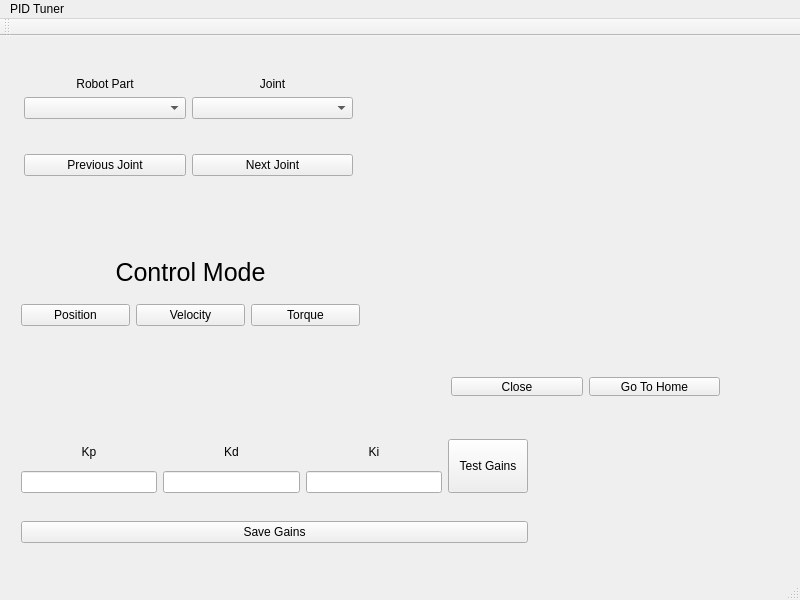
This is mainwindow.ui in rlober/pidTunerGuiTest as Qt 5 draws it before an edit. The edited form follows.
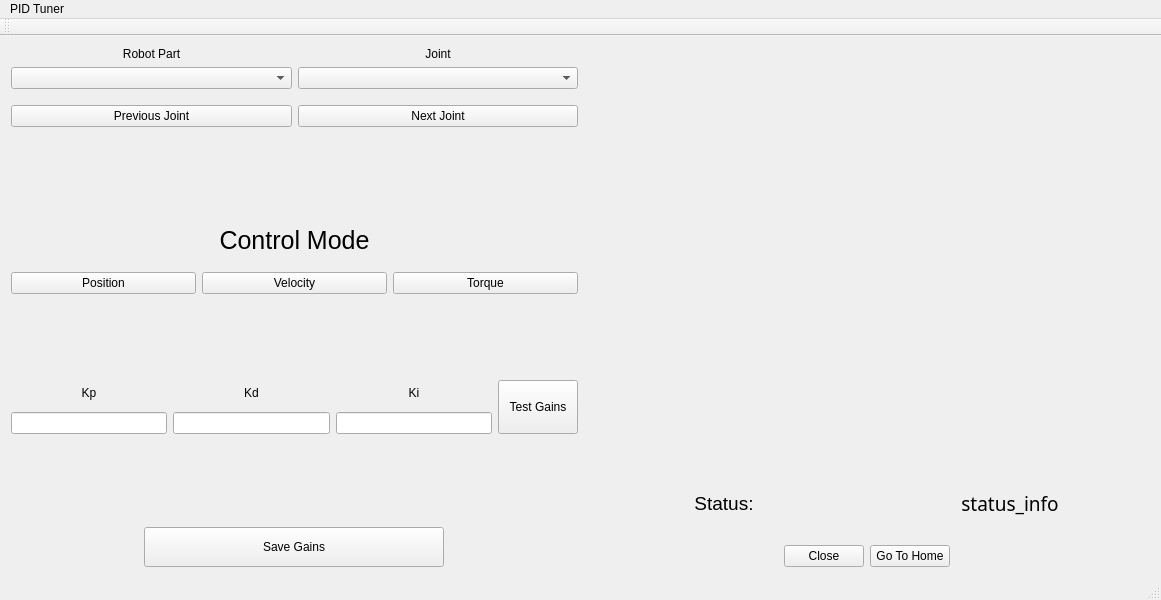
This is the edited form. Custom widgets are drawn as their Qt base class.

Diff of the .ui file:
```diff
--- a/mainwindow.ui
+++ b/mainwindow.ui
@@ -6,7 +6,7 @@
    <rect>
     <x>0</x>
     <y>0</y>
-    <width>800</width>
+    <width>1161</width>
     <height>600</height>
    </rect>
   </property>
@@ -14,32 +14,202 @@
    <string>MainWindow</string>
   </property>
   <widget class="QWidget" name="centralWidget">
-   <widget class="QCustomPlot" name="posPlot" native="true">
-    <property name="geometry">
-     <rect>
-      <x>390</x>
-      <y>30</y>
-      <width>381</width>
-      <height>291</height>
-     </rect>
-    </property>
-   </widget>
-   <widget class="QWidget" name="">
-    <property name="geometry">
-     <rect>
-      <x>13</x>
-      <y>30</y>
-      <width>351</width>
-      <height>121</height>
-     </rect>
-    </property>
-    <layout class="QVBoxLayout" name="verticalLayout_6">
+   <layout class="QGridLayout" name="gridLayout">
+    <item row="0" column="1" rowspan="5">
+     <widget class="QCustomPlot" name="posPlot" native="true"/>
+    </item>
+    <item row="1" column="0">
+     <spacer name="verticalSpacer_3">
+      <property name="orientation">
+       <enum>Qt::Vertical</enum>
+      </property>
+      <property name="sizeType">
+       <enum>QSizePolicy::Maximum</enum>
+      </property>
+      <property name="sizeHint" stdset="0">
+       <size>
+        <width>20</width>
+        <height>80</height>
+       </size>
+      </property>
+     </spacer>
+    </item>
+    <item row="2" column="0">
+     <layout class="QVBoxLayout" name="contModeLayout">
+      <item>
+       <widget class="QLabel" name="contModeLabel">
+        <property name="font">
+         <font>
+          <pointsize>19</pointsize>
+         </font>
+        </property>
+        <property name="text">
+         <string>Control Mode</string>
+        </property>
+        <property name="alignment">
+         <set>Qt::AlignCenter</set>
+        </property>
+       </widget>
+      </item>
+      <item>
+       <layout class="QHBoxLayout" name="contModeButtonLayout">
+        <item>
+         <widget class="QPushButton" name="posContButton">
+          <property name="text">
+           <string>Position</string>
+          </property>
+          <property name="checkable">
+           <bool>true</bool>
+          </property>
+         </widget>
+        </item>
      <item>
-      <layout class="QHBoxLayout" name="horizontalLayout_3">
+         <widget class="QPushButton" name="velContButton">
+          <property name="text">
+           <string>Velocity</string>
+          </property>
+          <property name="checkable">
+           <bool>true</bool>
+          </property>
+         </widget>
+        </item>
        <item>
-        <layout class="QVBoxLayout" name="verticalLayout_5">
+         <widget class="QPushButton" name="torContButton">
+          <property name="text">
+           <string>Torque</string>
+          </property>
+          <property name="checkable">
+           <bool>true</bool>
+          </property>
+         </widget>
+        </item>
+       </layout>
+      </item>
+     </layout>
+    </item>
+    <item row="6" column="1">
+     <layout class="QVBoxLayout" name="verticalLayout">
          <item>
-          <widget class="QLabel" name="label_4">
+       <layout class="QHBoxLayout" name="statusLayout">
+        <item>
+         <widget class="QLabel" name="statusLabel">
+          <property name="font">
+           <font>
+            <pointsize>14</pointsize>
+           </font>
+          </property>
+          <property name="text">
+           <string>Status:</string>
+          </property>
+          <property name="alignment">
+           <set>Qt::AlignCenter</set>
+          </property>
+         </widget>
+        </item>
+        <item>
+         <widget class="QLabel" name="statusInfoLabel">
+          <property name="font">
+           <font>
+            <family>Ubuntu Mono</family>
+            <pointsize>14</pointsize>
+           </font>
+          </property>
+          <property name="text">
+           <string>status_info</string>
+          </property>
+          <property name="alignment">
+           <set>Qt::AlignCenter</set>
+          </property>
+         </widget>
+        </item>
+       </layout>
+      </item>
+      <item>
+       <spacer name="verticalSpacer">
+        <property name="orientation">
+         <enum>Qt::Vertical</enum>
+        </property>
+        <property name="sizeType">
+         <enum>QSizePolicy::Maximum</enum>
+        </property>
+        <property name="sizeHint" stdset="0">
+         <size>
+          <width>20</width>
+          <height>20</height>
+         </size>
+        </property>
+       </spacer>
+      </item>
+      <item>
+       <layout class="QHBoxLayout" name="closeHomeLayout">
+        <item>
+         <spacer name="closeSpacer">
+          <property name="orientation">
+           <enum>Qt::Horizontal</enum>
+          </property>
+          <property name="sizeHint" stdset="0">
+           <size>
+            <width>40</width>
+            <height>20</height>
+           </size>
+          </property>
+         </spacer>
+        </item>
+        <item>
+         <widget class="QPushButton" name="closeButton">
+          <property name="text">
+           <string>Close</string>
+          </property>
+         </widget>
+        </item>
+        <item>
+         <widget class="QPushButton" name="homeButton">
+          <property name="text">
+           <string>Go To Home</string>
+          </property>
+         </widget>
+        </item>
+        <item>
+         <spacer name="homeSpacer">
+          <property name="orientation">
+           <enum>Qt::Horizontal</enum>
+          </property>
+          <property name="sizeHint" stdset="0">
+           <size>
+            <width>40</width>
+            <height>20</height>
+           </size>
+          </property>
+         </spacer>
+        </item>
+       </layout>
+      </item>
+     </layout>
+    </item>
+    <item row="5" column="1">
+     <spacer name="verticalSpacer_2">
+      <property name="orientation">
+       <enum>Qt::Vertical</enum>
+      </property>
+      <property name="sizeType">
+       <enum>QSizePolicy::Maximum</enum>
+      </property>
+      <property name="sizeHint" stdset="0">
+       <size>
+        <width>20</width>
+        <height>20</height>
+       </size>
+      </property>
+     </spacer>
+    </item>
+    <item row="0" column="0">
+     <layout class="QVBoxLayout" name="jointSelectorLayout_2">
+      <item>
+       <layout class="QHBoxLayout" name="selectorComboBoxLayout">
+        <item>
+         <layout class="QVBoxLayout" name="partLayout">
+          <item>
+           <widget class="QLabel" name="partLabel">
            <property name="text">
             <string>Robot Part</string>
            </property>
@@ -54,7 +224,7 @@
         </layout>
        </item>
        <item>
-        <layout class="QVBoxLayout" name="verticalLayout_4">
+         <layout class="QVBoxLayout" name="jointLayout">
          <item>
           <widget class="QLabel" name="label_5">
            <property name="text">
@@ -73,20 +243,23 @@
       </layout>
      </item>
      <item>
-      <spacer name="verticalSpacer">
+       <spacer name="jointButtonSpacer">
        <property name="orientation">
         <enum>Qt::Vertical</enum>
        </property>
+        <property name="sizeType">
+         <enum>QSizePolicy::Maximum</enum>
+        </property>
        <property name="sizeHint" stdset="0">
         <size>
          <width>20</width>
-         <height>40</height>
+          <height>10</height>
         </size>
        </property>
       </spacer>
      </item>
      <item>
-      <layout class="QHBoxLayout" name="horizontalLayout_2">
+       <layout class="QHBoxLayout" name="jointSelectorLayout">
        <item>
         <widget class="QPushButton" name="previousJointButton">
          <property name="text">
@@ -104,21 +277,13 @@
       </layout>
      </item>
     </layout>
-   </widget>
-   <widget class="QWidget" name="">
-    <property name="geometry">
-     <rect>
-      <x>10</x>
-      <y>390</y>
-      <width>529</width>
-      <height>132</height>
-     </rect>
-    </property>
-    <layout class="QVBoxLayout" name="verticalLayout_7">
+    </item>
+    <item row="4" column="0" rowspan="3">
+     <layout class="QVBoxLayout" name="gainsLayout">
      <item>
-      <layout class="QHBoxLayout" name="horizontalLayout_4">
+       <layout class="QHBoxLayout" name="gainInputLayout">
        <item>
-        <layout class="QVBoxLayout" name="verticalLayout">
+         <layout class="QVBoxLayout" name="kpLayout">
          <item>
           <widget class="QLabel" name="kp_label">
            <property name="text">
@@ -184,105 +349,66 @@
       </layout>
      </item>
      <item>
-      <spacer name="horizontalSpacer">
+       <spacer name="verticalSpacer_5">
        <property name="orientation">
-        <enum>Qt::Horizontal</enum>
+         <enum>Qt::Vertical</enum>
        </property>
        <property name="sizeHint" stdset="0">
         <size>
-         <width>40</width>
-         <height>20</height>
+          <width>20</width>
+          <height>40</height>
         </size>
        </property>
       </spacer>
      </item>
-     <item>
+      <item alignment="Qt::AlignHCenter|Qt::AlignVCenter">
       <widget class="QPushButton" name="saveGainsButton">
+        <property name="sizePolicy">
+         <sizepolicy hsizetype="MinimumExpanding" vsizetype="MinimumExpanding">
+          <horstretch>200</horstretch>
+          <verstretch>0</verstretch>
+         </sizepolicy>
+        </property>
+        <property name="minimumSize">
+         <size>
+          <width>300</width>
+          <height>40</height>
+         </size>
+        </property>
+        <property name="maximumSize">
+         <size>
+          <width>80000</width>
+          <height>80</height>
+         </size>
+        </property>
        <property name="text">
         <string>Save Gains</string>
        </property>
       </widget>
      </item>
     </layout>
-   </widget>
-   <widget class="QWidget" name="">
-    <property name="geometry">
-     <rect>
-      <x>10</x>
-      <y>200</y>
-      <width>361</width>
-      <height>101</height>
-     </rect>
-    </property>
-    <layout class="QVBoxLayout" name="verticalLayout_8">
-     <item>
-      <widget class="QLabel" name="label">
-       <property name="font">
-        <font>
-         <pointsize>19</pointsize>
-        </font>
-       </property>
-       <property name="text">
-        <string>Control Mode</string>
-       </property>
-       <property name="alignment">
-        <set>Qt::AlignCenter</set>
-       </property>
-      </widget>
-     </item>
-     <item>
-      <layout class="QHBoxLayout" name="horizontalLayout_5">
-       <item>
-        <widget class="QPushButton" name="posContButton">
-         <property name="text">
-          <string>Position</string>
-         </property>
-        </widget>
-       </item>
-       <item>
-        <widget class="QPushButton" name="velContButton">
-         <property name="text">
-          <string>Velocity</string>
-         </property>
-        </widget>
-       </item>
-       <item>
-        <widget class="QPushButton" name="torContButton">
-         <property name="text">
-          <string>Torque</string>
-         </property>
-        </widget>
-       </item>
-      </layout>
-     </item>
-    </layout>
-   </widget>
-   <widget class="QWidget" name="">
-    <property name="geometry">
-     <rect>
-      <x>440</x>
-      <y>330</y>
-      <width>291</width>
-      <height>41</height>
-     </rect>
-    </property>
-    <layout class="QHBoxLayout" name="horizontalLayout">
-     <item>
-      <widget class="QPushButton" name="closeButton">
-       <property name="text">
-        <string>Close</string>
-       </property>
-      </widget>
-     </item>
-     <item>
-      <widget class="QPushButton" name="homeButton">
-       <property name="text">
-        <string>Go To Home</string>
-       </property>
-      </widget>
-     </item>
-    </layout>
-   </widget>
+    </item>
+    <item row="3" column="0">
+     <spacer name="verticalSpacer_4">
+      <property name="orientation">
+       <enum>Qt::Vertical</enum>
+      </property>
+      <property name="sizeType">
+       <enum>QSizePolicy::Maximum</enum>
+      </property>
+      <property name="sizeHint" stdset="0">
+       <size>
+        <width>20</width>
+        <height>40</height>
+       </size>
+      </property>
+     </spacer>
+    </item>
+   </layout>
+   <zorder>layoutWidget</zorder>
+   <zorder>layoutWidget</zorder>
+   <zorder>layoutWidget</zorder>
+   <zorder>layoutWidget</zorder>
    <zorder>posPlot</zorder>
    <zorder>kp_in</zorder>
    <zorder>kd_in</zorder>
@@ -314,8 +440,8 @@
     <rect>
      <x>0</x>
      <y>0</y>
-     <width>800</width>
-     <height>22</height>
+     <width>1161</width>
+     <height>25</height>
     </rect>
    </property>
    <widget class="QMenu" name="menuPID_Tuner">
```
Left out of the diff: 35 changed lines with no effect on the pictures. Lines whose indentation alone changed are shown as unchanged.
